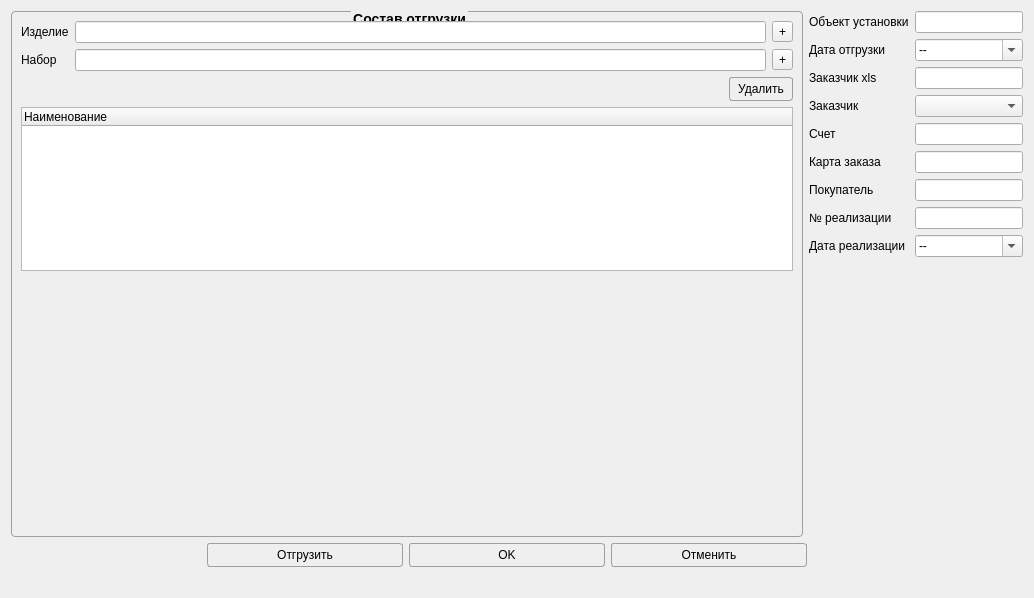
First picture: the form in Remont/shipwindow.ui, repository AlexeyScherbakov2021/Remont2, before the edit.
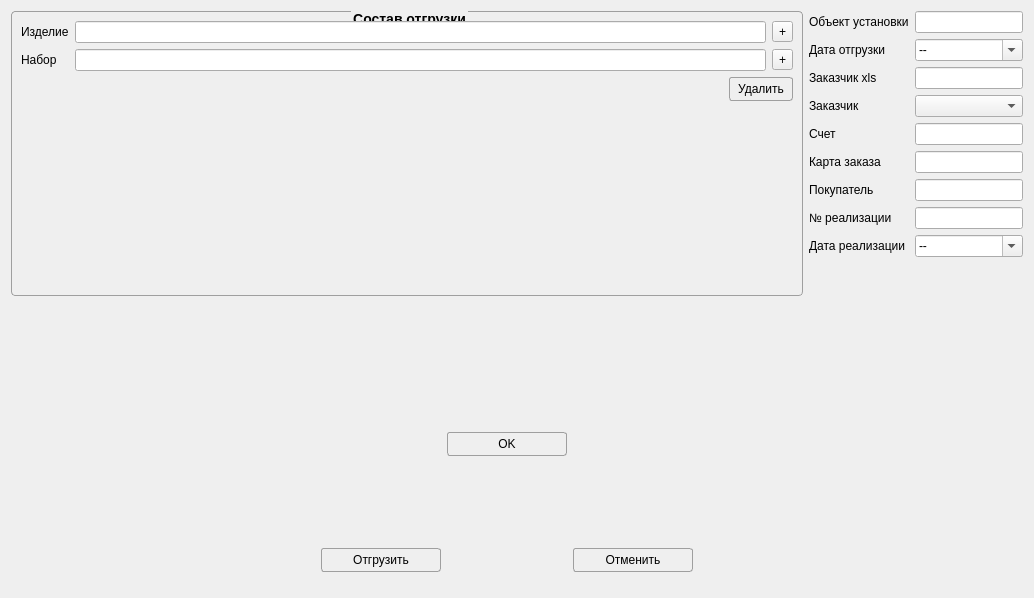
Second picture: the form after the edit. Icons and pictures are not drawn. Custom widgets are drawn as their Qt base class.

The edit to the form file:
```diff
--- a/Remont/shipwindow.ui
+++ b/Remont/shipwindow.ui
@@ -53,13 +53,13 @@
   </property>
   <layout class="QVBoxLayout" name="verticalLayout_2">
    <item>
-    <layout class="QHBoxLayout" name="horizontalLayout_3" stretch="0,0">
+    <layout class="QHBoxLayout" name="horizontalLayout_3">
      <item>
       <widget class="QGroupBox" name="groupBox">
        <property name="title">
         <string>Состав отгрузки</string>
        </property>
-       <layout class="QVBoxLayout" name="verticalLayout">
+       <layout class="QVBoxLayout" name="verticalLayout" stretch="0,0,0">
         <item>
          <layout class="QGridLayout" name="gridLayout">
           <item row="0" column="2">
@@ -150,21 +150,12 @@
           </item>
          </layout>
         </item>
-        <item>
-         <widget class="QTreeWidget" name="twTreeDevice">
-          <column>
-           <property name="text">
-            <string>Наименование</string>
-           </property>
-          </column>
-         </widget>
-        </item>
         <item>
          <widget class="TreeItemsForm" name="wTreeItems" native="true">
           <property name="minimumSize">
            <size>
             <width>0</width>
-            <height>250</height>
+            <height>0</height>
            </size>
           </property>
          </widget>
@@ -421,11 +412,14 @@
    </item>
    <item>
     <layout class="QHBoxLayout" name="horizontalLayout_2">
+     <property name="topMargin">
+      <number>15</number>
+     </property>
      <property name="rightMargin">
       <number>20</number>
      </property>
      <property name="bottomMargin">
-      <number>20</number>
+      <number>15</number>
      </property>
      <item>
       <spacer name="horizontalSpacer_2">
@@ -443,11 +437,17 @@
      <item alignment="Qt::AlignmentFlag::AlignBottom">
       <widget class="QPushButton" name="pbFinish">
        <property name="sizePolicy">
-        <sizepolicy hsizetype="Expanding" vsizetype="Fixed">
+        <sizepolicy hsizetype="Fixed" vsizetype="Fixed">
          <horstretch>0</horstretch>
          <verstretch>0</verstretch>
         </sizepolicy>
        </property>
+       <property name="minimumSize">
+        <size>
+         <width>120</width>
+         <height>0</height>
+        </size>
+       </property>
        <property name="text">
         <string>Отгрузить</string>
        </property>
@@ -469,11 +469,17 @@
      <item>
       <widget class="QPushButton" name="pbSave">
        <property name="sizePolicy">
-        <sizepolicy hsizetype="Expanding" vsizetype="Fixed">
+        <sizepolicy hsizetype="Fixed" vsizetype="Fixed">
          <horstretch>0</horstretch>
          <verstretch>0</verstretch>
         </sizepolicy>
        </property>
+       <property name="minimumSize">
+        <size>
+         <width>120</width>
+         <height>0</height>
+        </size>
+       </property>
        <property name="text">
         <string>OK</string>
        </property>
@@ -492,11 +498,17 @@
      <item alignment="Qt::AlignmentFlag::AlignBottom">
       <widget class="QPushButton" name="pbClose">
        <property name="sizePolicy">
-        <sizepolicy hsizetype="Expanding" vsizetype="Fixed">
+        <sizepolicy hsizetype="Fixed" vsizetype="Fixed">
          <horstretch>0</horstretch>
          <verstretch>0</verstretch>
         </sizepolicy>
        </property>
+       <property name="minimumSize">
+        <size>
+         <width>120</width>
+         <height>0</height>
+        </size>
+       </property>
        <property name="text">
         <string>Отменить</string>
        </property>
```
Left out of the diff: 7 changed lines with no effect on the pictures.
